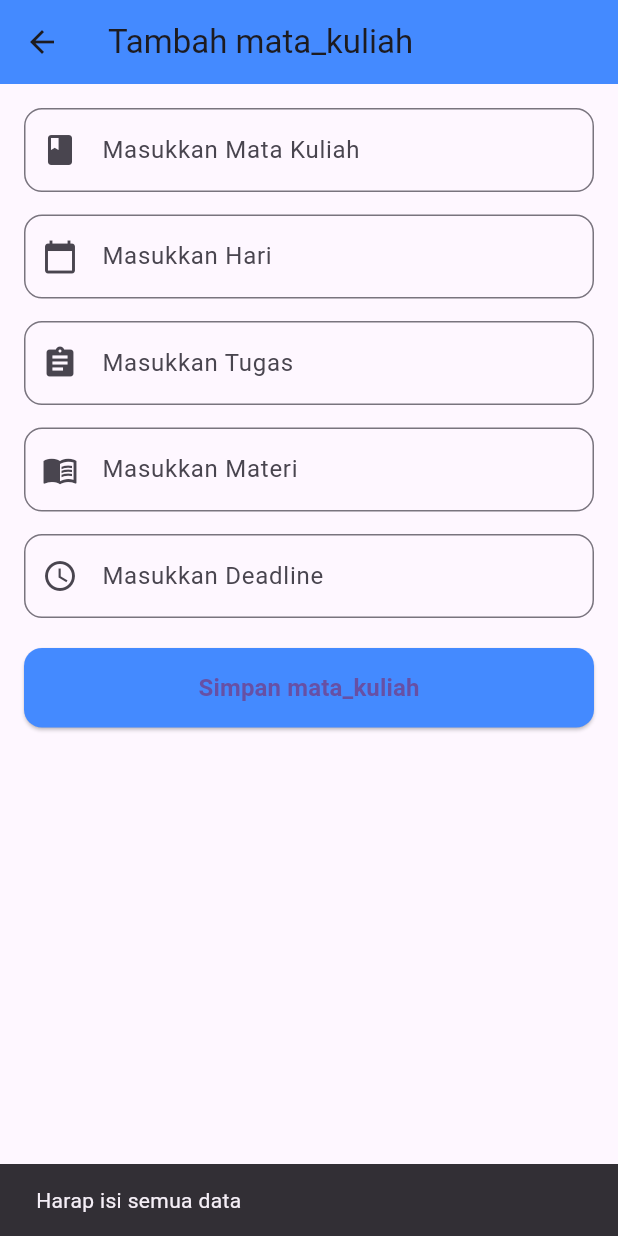
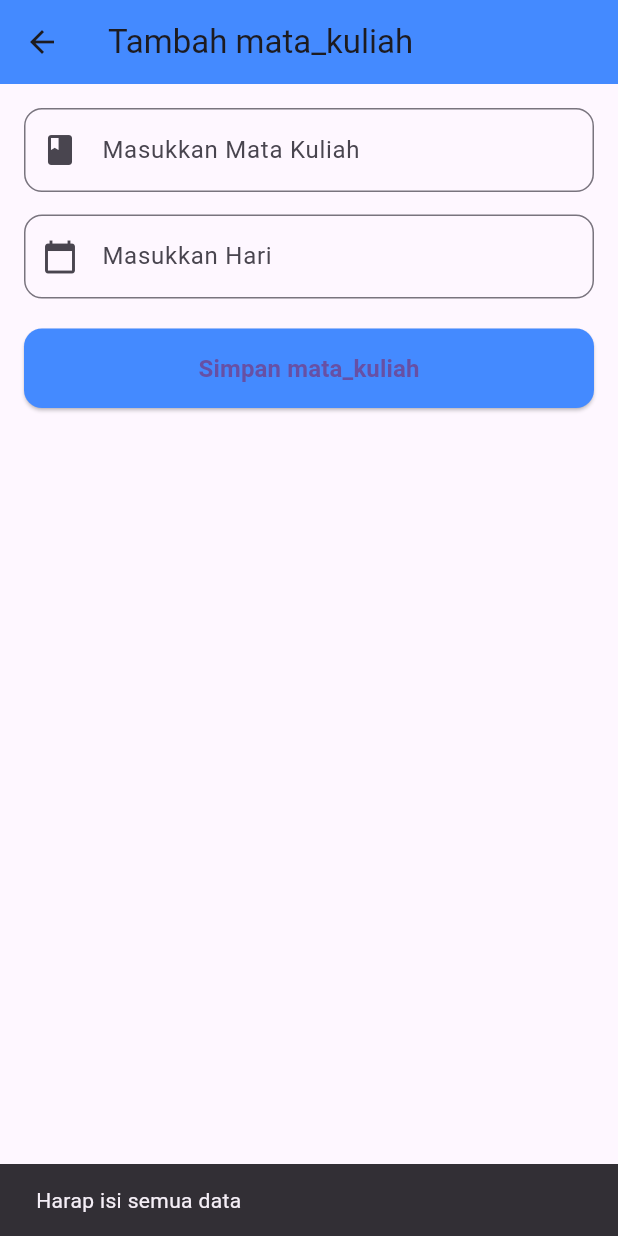
Before and after one commit to lioneladitya/aplikasi-jadwal-kuliah, a Flutter app: the MahasiswaAddView screen opened directly, after a tap on an icon or button, on a phone screen of 412 x 824 dp. Run offline on Flutter 3.47's test engine with Material 3 defaults, Android fonts, the phone set to English and light mode, and no system bars; our stand-ins replace cloud_firestore, firebase_auth, firebase_core, get; accounts and stored records are empty.

Commit message:
Memperbarui Mahasiswa add dan view agar sinkron dengan yang lain

```diff
--- a/lib/app/modules/mahasiswa/views/mahasiswa_add_view.dart
+++ b/lib/app/modules/mahasiswa/views/mahasiswa_add_view.dart
@@ -14,9 +14,6 @@ class MahasiswaAddView extends StatefulWidget {
 class _MahasiswaAddViewState extends State<MahasiswaAddView> {
   final TextEditingController _mataKuliahController = TextEditingController();
   final TextEditingController _hariController = TextEditingController();
-  final TextEditingController _tugasController = TextEditingController();
-  final TextEditingController _materiController = TextEditingController();
-  final TextEditingController _deadlineController = TextEditingController();
 
   @override
   void initState() {
@@ -37,9 +34,6 @@ class _MahasiswaAddViewState extends State<MahasiswaAddView> {
           var data = doc.data()!;
           _mataKuliahController.text = data['mata_kuliah'] ?? '';
           _hariController.text = data['hari'] ?? '';
-          _tugasController.text = data['tugas'] ?? '';
-          _materiController.text = data['materi'] ?? '';
-          _deadlineController.text = data['deadline'] ?? '';
         });
       }
     } catch (e) {
@@ -85,39 +79,7 @@ class _MahasiswaAddViewState extends State<MahasiswaAddView> {
                   prefixIcon: Icon(Icons.calendar_today),
                 ),
               ),
-              SizedBox(height: 15),
-              TextField(
-                controller: _tugasController,
-                decoration: InputDecoration(
-                  labelText: 'Masukkan Tugas',
-                  border: OutlineInputBorder(
-                    borderRadius: BorderRadius.circular(12),
-                  ),
-                  prefixIcon: Icon(Icons.assignment),
-                ),
-              ),
-              SizedBox(height: 15),
-              TextField(
-                controller: _materiController,
-                decoration: InputDecoration(
-                  labelText: 'Masukkan Materi',
-                  border: OutlineInputBorder(
-                    borderRadius: BorderRadius.circular(12),
-                  ),
-                  prefixIcon: Icon(Icons.menu_book),
-                ),
-              ),
-              SizedBox(height: 15),
-              TextField(
-                controller: _deadlineController,
-                decoration: InputDecoration(
-                  labelText: 'Masukkan Deadline',
-                  border: OutlineInputBorder(
-                    borderRadius: BorderRadius.circular(12),
-                  ),
-                  prefixIcon: Icon(Icons.access_time),
-                ),
-              ),
+
               SizedBox(height: 20),
               ElevatedButton(
                 style: ElevatedButton.styleFrom(
@@ -133,10 +95,7 @@ class _MahasiswaAddViewState extends State<MahasiswaAddView> {
                     await _addData(
                       widget.type,
                       _mataKuliahController.text,
-                      _hariController.text,
-                      _tugasController.text,
-                      _materiController.text,
-                      _deadlineController.text,
+                      _hariController.text
                     );
                     ScaffoldMessenger.of(context).showSnackBar(
                       SnackBar(content: Text('${widget.type} berhasil ditambahkan')),
@@ -164,16 +123,12 @@ class _MahasiswaAddViewState extends State<MahasiswaAddView> {
     );
   }
 
-  Future<void> _addData(String type, String mataKuliah, String hari,
-      String tugas, String materi, String deadline) async {
+  Future<void> _addData(String type, String mataKuliah, String hari) async {
     try {
       final collection = FirebaseFirestore.instance.collection(type);
       await collection.add({
         'mata_kuliah': mataKuliah,
         'hari': hari,
-        'tugas': tugas.isNotEmpty ? tugas : '',
-        'materi': materi.isNotEmpty ? materi : '',
-        'deadline': deadline.isNotEmpty ? deadline : '',
         'createdAt': Timestamp.now(),
       });
     } catch (e) {
--- a/lib/app/modules/mahasiswa/views/mahasiswa_view.dart
+++ b/lib/app/modules/mahasiswa/views/mahasiswa_view.dart
@@ -35,17 +35,12 @@ class MahasiswaView extends StatelessWidget {
               // Validasi keberadaan field sebelum mengaksesnya
               var mataKuliah = data['mata_kuliah'] ?? 'Tidak ada mata kuliah';
               var hari = data['hari'] ?? 'Tidak ada hari';
-              var tugas = data['tugas'] ?? 'Tidak ada tugas';
-              var materi = data['materi'] ?? 'Tidak ada materi';
-              var deadline = data['deadline'] ?? 'Tidak ada deadline';
 
               return Card(
                 margin: EdgeInsets.all(8.0),
                 child: ListTile(
                   title: Text('$mataKuliah - $hari'),
-                  subtitle: Text(
-                    'Tugas: $tugas\nMateri: $materi\nDeadline: $deadline',
-                  ),
+
                   onTap: () {
                     // Navigasi ke halaman edit
                     Navigator.push(
```
